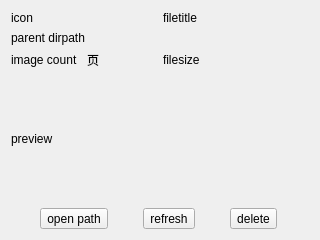
Above: components/widget_comic_info/res/comic_info.ui from PPJUST/ComicDup before the change. Below: the same form after it.
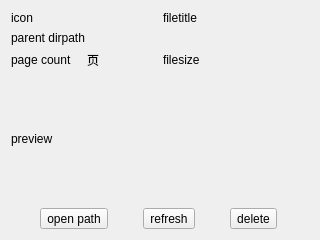
That is the form after the change.

What changed in the file:
```diff
--- a/components/widget_comic_info/res/comic_info.ui
+++ b/components/widget_comic_info/res/comic_info.ui
@@ -46,7 +46,7 @@
        <item>
         <widget class="QLabel" name="label_image_count">
          <property name="text">
-          <string>image count</string>
+          <string>page count</string>
          </property>
         </widget>
        </item>
```
Left out of the diff: 2 changed lines with no effect on the pictures.
